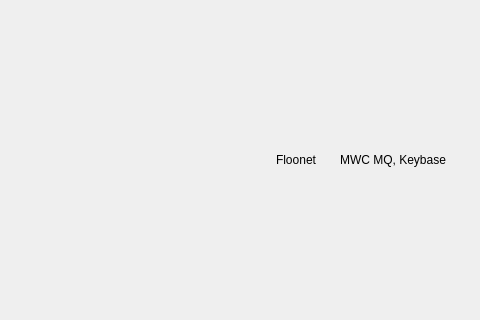
Old version of the form core_desktop/mainwindow.ui in the repository 0xkobe/mwc-wallet; both pictures show x 520 to 1000 and y 163 to 483 of the 1000 by 650 pixel window.
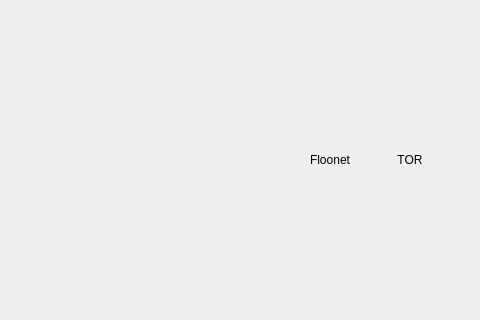
New version of the form. Icons and pictures are not drawn. Custom widgets are drawn as their Qt base class.

```diff
--- a/core_desktop/mainwindow.ui
+++ b/core_desktop/mainwindow.ui
@@ -245,7 +245,7 @@
               <string>Click here to view Listener settings.</string>
              </property>
              <property name="text">
-              <string>MWC MQ, Keybase</string>
+              <string>TOR</string>
              </property>
              <property name="icon">
               <iconset>
```
Left out of the diff: 1 changed line with no effect on the pictures.
